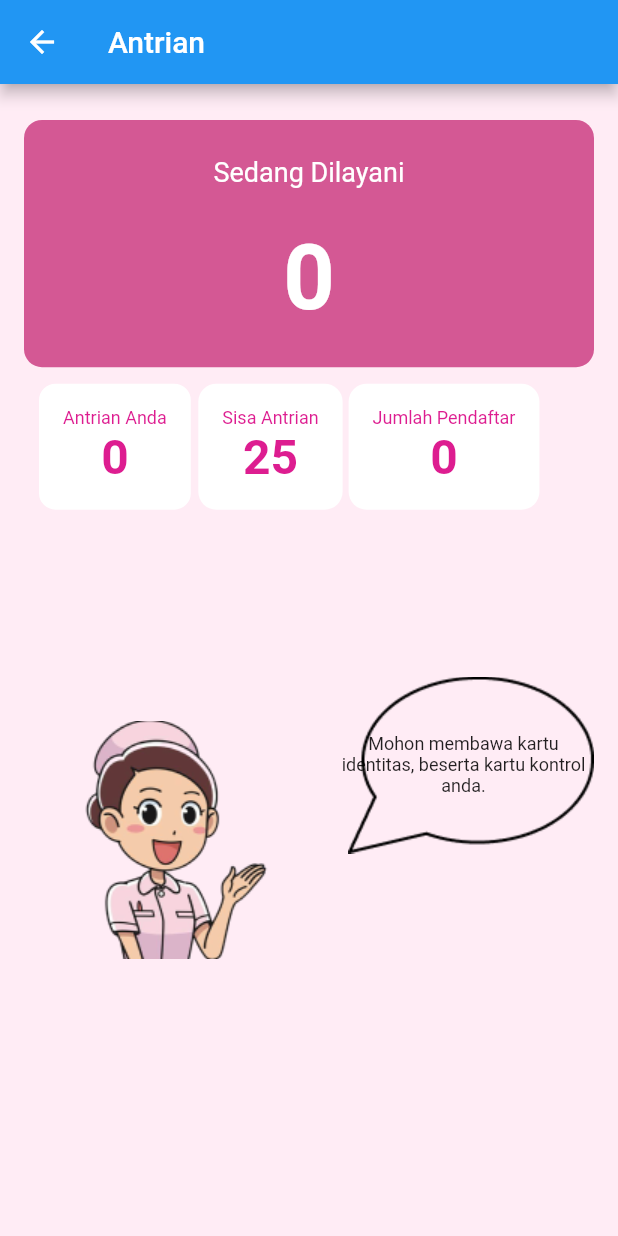
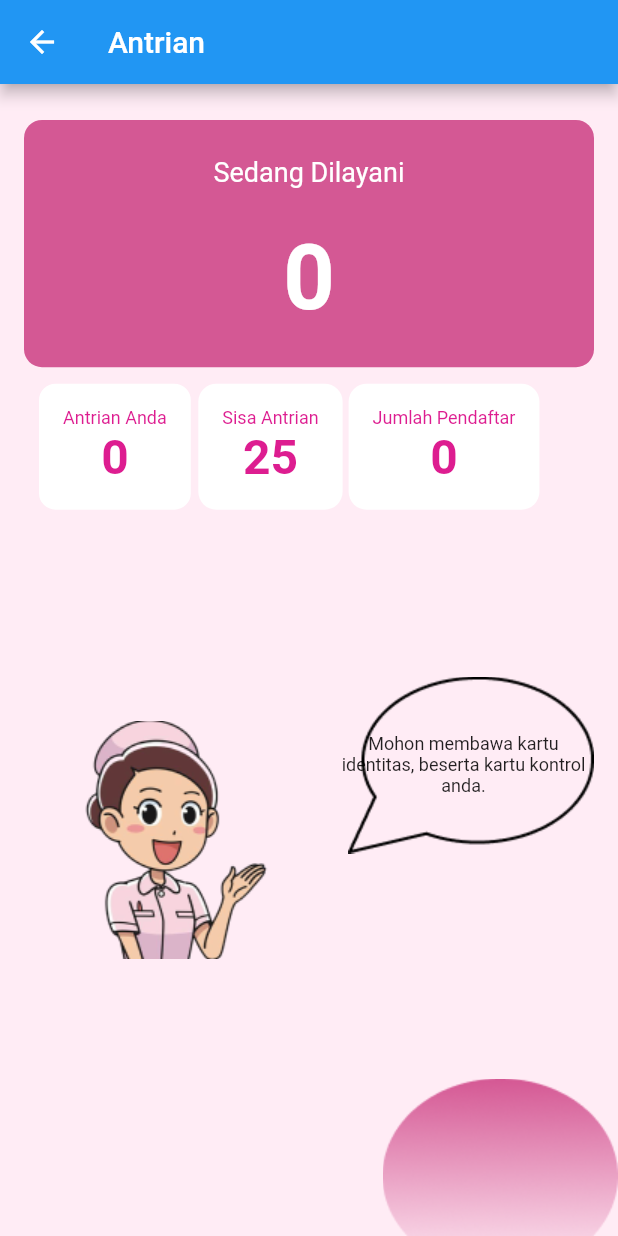
Before and after one commit to ddddddwwwwiiiaap/055_AplikasiPendaftaranKlinik, a Flutter app: the AntrianPages screen opened directly with empty values, on a phone screen of 412 x 824 dp. Run offline on Flutter 3.47's test engine with Material 2 defaults, Android fonts, the light colour scheme and no system bars; our stand-ins replace cloud_firestore, date_format, firebase_auth, firebase_core; accounts and stored records are empty.

Commit message:
add buildEllipseBottom1 to antrian view

```diff
--- a/lib/view/pasien/antrian.dart
+++ b/lib/view/pasien/antrian.dart
@@ -49,6 +49,7 @@ class _AntrianPagesState extends State<AntrianPages> {
             buildEllipse(),
             buildTextInformasi(size),
             buildImage(),
+            buildEllipseBottom1(),
           ],
         ),
       ),
@@ -254,4 +255,19 @@ class _AntrianPagesState extends State<AntrianPages> {
       ),
     );
   }
+
+  Widget buildEllipseBottom1() {
+    return Positioned(
+      child: Align(
+        alignment: Alignment.bottomRight,
+        child: Container(
+          child: Stack(
+            children: [
+              Image.asset("assets/ellipse/ellipse6.png"),
+            ],
+          ),
+        ),
+      ),
+    );
+  }
 }
```
